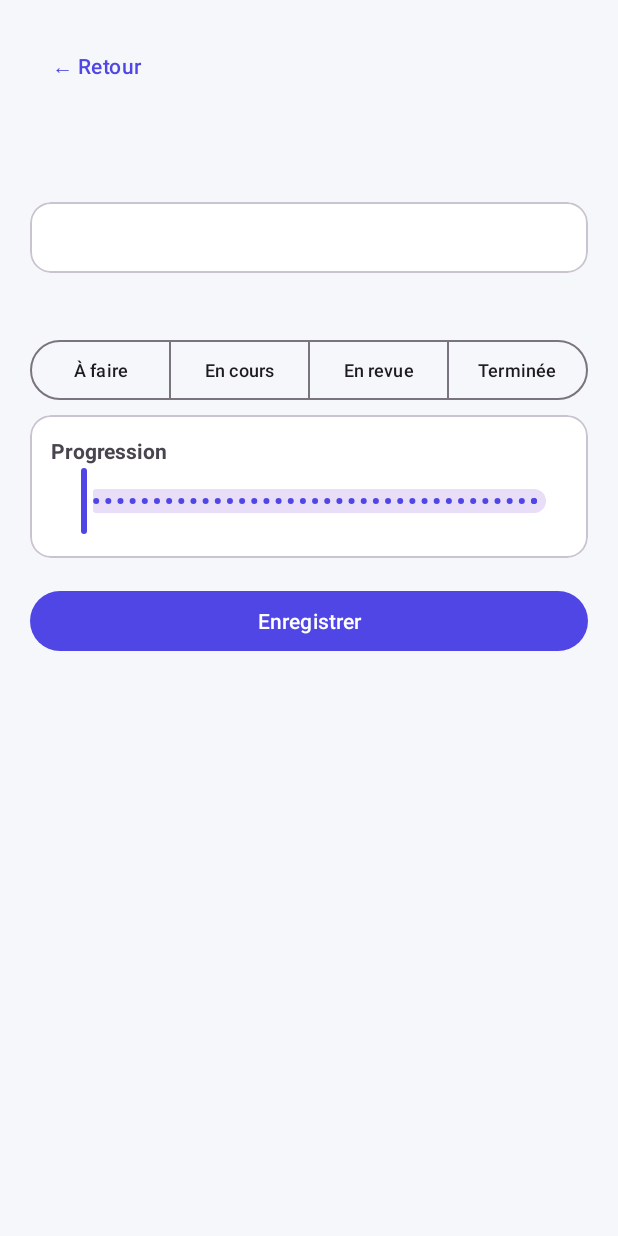
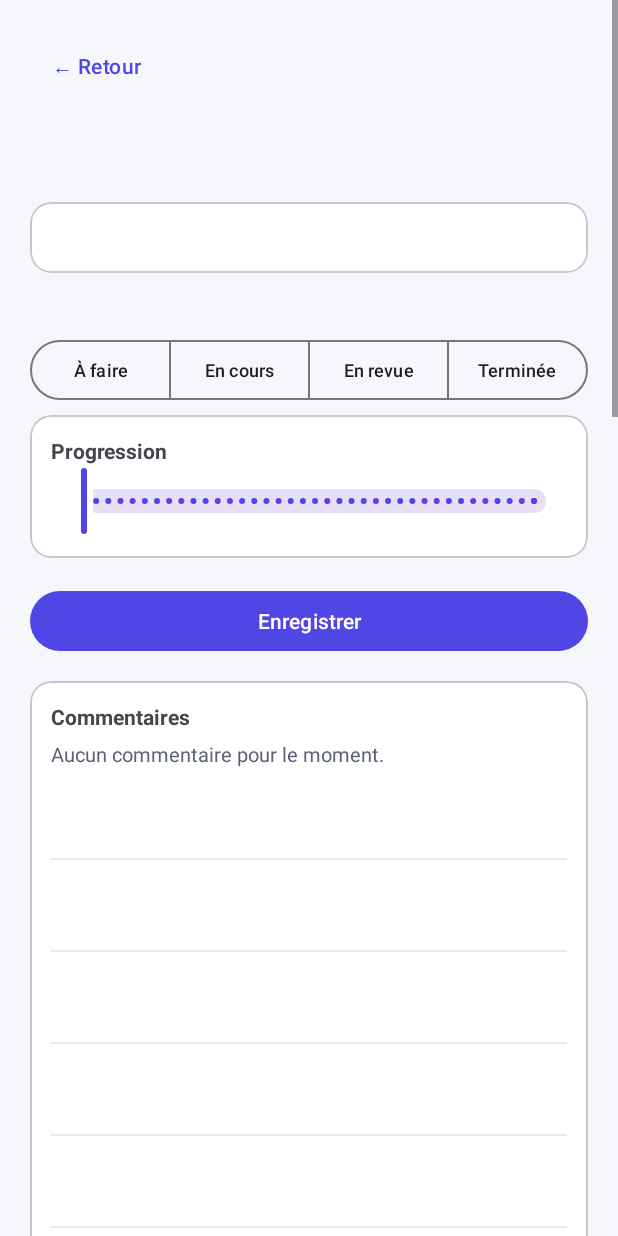
Before and after one commit to emna-selmi/workflow, an Android app: the TaskDetailActivity screen opened directly, with no data from a screen before it, on a phone screen of 412 x 824 dp. Run offline under Robolectric (Android 15) with nearby library versions, the phone set to English and light mode, and no system bars; 16 statements that could not run were skipped.

Commit message:
Updated project

```diff
--- a/app/src/main/res/layout/activity_task_detail.xml
+++ b/app/src/main/res/layout/activity_task_detail.xml
@@ -26,4 +26,15 @@
         </com.google.android.material.card.MaterialCardView>
         <Button android:id="@+id/btnReactivate" android:layout_width="match_parent" android:layout_height="wrap_content" android:layout_marginTop="12dp" android:visibility="gone" android:text="Réactiver la tâche"/>
         <Button android:id="@+id/btnSave" android:layout_width="match_parent" android:layout_height="wrap_content" android:text="Enregistrer" android:layout_marginTop="12dp"/>
+        <com.google.android.material.card.MaterialCardView style="@style/Card" android:layout_width="match_parent" android:layout_height="wrap_content" android:layout_marginTop="16dp">
+            <LinearLayout android:layout_width="match_parent" android:layout_height="wrap_content" android:orientation="vertical" android:padding="14dp">
+                <TextView android:layout_width="wrap_content" android:layout_height="wrap_content" android:text="Commentaires" android:textStyle="bold"/>
+                <TextView android:id="@+id/tvNoComment" style="@style/Muted" android:layout_width="wrap_content" android:layout_height="wrap_content" android:layout_marginTop="6dp" android:text="Aucun commentaire pour le moment."/>
+                <LinearLayout android:id="@+id/commentList" android:layout_width="match_parent" android:layout_height="wrap_content" android:orientation="vertical"/>
+                <LinearLayout android:layout_width="match_parent" android:layout_height="wrap_content" android:layout_marginTop="10dp" android:gravity="center_vertical">
+                    <EditText android:id="@+id/etComment" android:layout_width="0dp" android:layout_height="wrap_content" android:layout_weight="1" android:hint="Ajouter un commentaire" android:inputType="textCapSentences|textMultiLine" android:maxLines="3"/>
+                    <Button android:id="@+id/btnSend" android:layout_width="wrap_content" android:layout_height="wrap_content" android:layout_marginStart="8dp" android:text="Envoyer"/>
+                </LinearLayout>
+            </LinearLayout>
+        </com.google.android.material.card.MaterialCardView>
     </LinearLayout></ScrollView>
--- /dev/null
+++ b/app/src/main/res/layout/item_comment.xml
@@ -0,0 +1,41 @@
+<?xml version="1.0" encoding="utf-8"?>
+<LinearLayout xmlns:android="http://schemas.android.com/apk/res/android"
+    android:layout_width="match_parent"
+    android:layout_height="wrap_content"
+    android:orientation="vertical"
+    android:paddingTop="10dp">
+
+    <LinearLayout
+        android:layout_width="match_parent"
+        android:layout_height="wrap_content"
+        android:gravity="center_vertical">
+        <TextView
+            android:id="@+id/tvAuthor"
+            android:layout_width="0dp"
+            android:layout_height="wrap_content"
+            android:layout_weight="1"
+            android:textSize="13sp"
+            android:textStyle="bold"
+            android:textColor="@color/ink"/>
+        <TextView
+            android:id="@+id/tvTime"
+            style="@style/Muted"
+            android:layout_width="wrap_content"
+            android:layout_height="wrap_content"
+            android:textSize="11sp"/>
+    </LinearLayout>
+
+    <TextView
+        android:id="@+id/tvText"
+        android:layout_width="match_parent"
+        android:layout_height="wrap_content"
+        android:layout_marginTop="2dp"
+        android:textSize="14sp"
+        android:textColor="@color/ink"/>
+
+    <View
+        android:layout_width="match_parent"
+        android:layout_height="1dp"
+        android:layout_marginTop="10dp"
+        android:background="#E6E8F0"/>
+</LinearLayout>
```
Also changed, not shown: app/src/main/java/com/example/taskflow/Db.kt (+20 -1 lines), app/src/main/java/com/example/taskflow/Taskdetailactivity.kt (+31 -10 lines), app/src/main/res/layout/dialog_reactivate.xml (added, +23 -0 lines).
